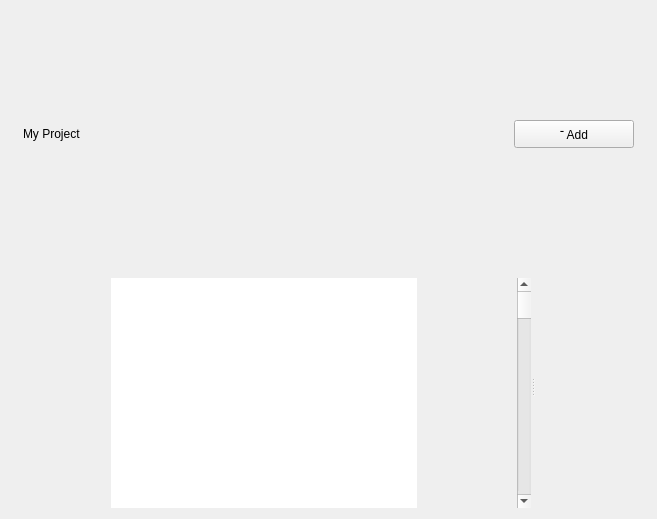
Before: the Qt Designer form UiFiles/DesignerWidget.ui in 625781186/QtSkin, drawn with Qt 5.
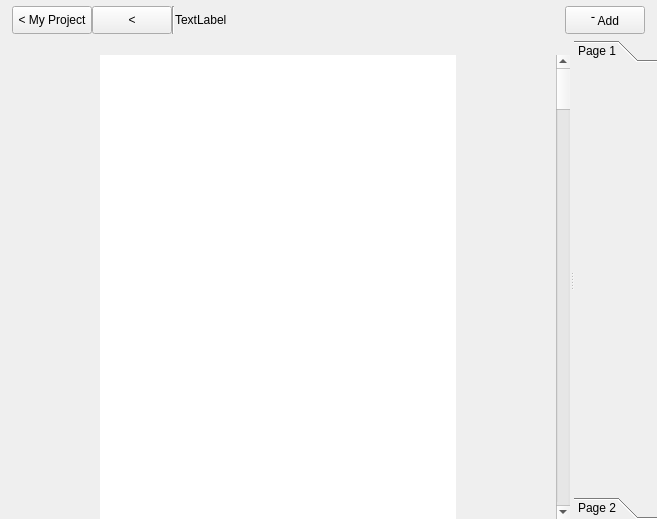
After: the same form once the commit is applied.

Patch:
```diff
--- a/UiFiles/DesignerWidget.ui
+++ b/UiFiles/DesignerWidget.ui
@@ -14,8 +14,35 @@
    <string>Designer Widget</string>
   </property>
   <layout class="QVBoxLayout" name="verticalLayout">
+   <property name="spacing">
+    <number>0</number>
+   </property>
+   <property name="leftMargin">
+    <number>0</number>
+   </property>
+   <property name="topMargin">
+    <number>0</number>
+   </property>
+   <property name="rightMargin">
+    <number>0</number>
+   </property>
+   <property name="bottomMargin">
+    <number>0</number>
+   </property>
    <item>
-    <widget class="QWidget" name="widgetMyProject" native="true">
+    <widget class="QWidget" name="widgetNavbar" native="true">
+     <property name="minimumSize">
+      <size>
+       <width>0</width>
+       <height>40</height>
+      </size>
+     </property>
+     <property name="maximumSize">
+      <size>
+       <width>16777215</width>
+       <height>40</height>
+      </size>
+     </property>
      <layout class="QHBoxLayout" name="horizontalLayout_2">
       <property name="spacing">
        <number>0</number>
@@ -33,9 +60,54 @@
        <number>6</number>
       </property>
       <item>
-       <widget class="QLabel" name="labelMyProject">
+       <widget class="QPushButton" name="pushButton">
+        <property name="minimumSize">
+         <size>
+          <width>0</width>
+          <height>28</height>
+         </size>
+        </property>
+        <property name="maximumSize">
+         <size>
+          <width>16777215</width>
+          <height>28</height>
+         </size>
+        </property>
         <property name="text">
-         <string>My Project</string>
+         <string>&lt; My Project</string>
+        </property>
+       </widget>
+      </item>
+      <item>
+       <widget class="QPushButton" name="pushButton_2">
+        <property name="minimumSize">
+         <size>
+          <width>0</width>
+          <height>28</height>
+         </size>
+        </property>
+        <property name="maximumSize">
+         <size>
+          <width>16777215</width>
+          <height>28</height>
+         </size>
+        </property>
+        <property name="text">
+         <string>&lt;</string>
+        </property>
+       </widget>
+      </item>
+      <item>
+       <widget class="Line" name="vLine">
+        <property name="orientation">
+         <enum>Qt::Vertical</enum>
+        </property>
+       </widget>
+      </item>
+      <item>
+       <widget class="QLabel" name="label">
+        <property name="text">
+         <string>TextLabel</string>
         </property>
        </widget>
       </item>
@@ -56,7 +128,7 @@
        <widget class="QPushButton" name="buttonAddProject">
         <property name="minimumSize">
          <size>
-          <width>120</width>
+          <width>70</width>
           <height>28</height>
          </size>
         </property>
@@ -171,7 +243,37 @@
        </item>
       </layout>
      </widget>
-     <widget class="QWidget" name="widget" native="true"/>
+     <widget class="QToolBox" name="toolBox">
+      <property name="currentIndex">
+       <number>0</number>
+      </property>
+      <widget class="QWidget" name="page">
+       <property name="geometry">
+        <rect>
+         <x>0</x>
+         <y>0</y>
+         <width>83</width>
+         <height>427</height>
+        </rect>
+       </property>
+       <attribute name="label">
+        <string>Page 1</string>
+       </attribute>
+      </widget>
+      <widget class="QWidget" name="page_2">
+       <property name="geometry">
+        <rect>
+         <x>0</x>
+         <y>0</y>
+         <width>83</width>
+         <height>427</height>
+        </rect>
+       </property>
+       <attribute name="label">
+        <string>Page 2</string>
+       </attribute>
+      </widget>
+     </widget>
     </widget>
    </item>
   </layout>
```
Left out of the diff: 2 changed lines with no effect on the pictures.
